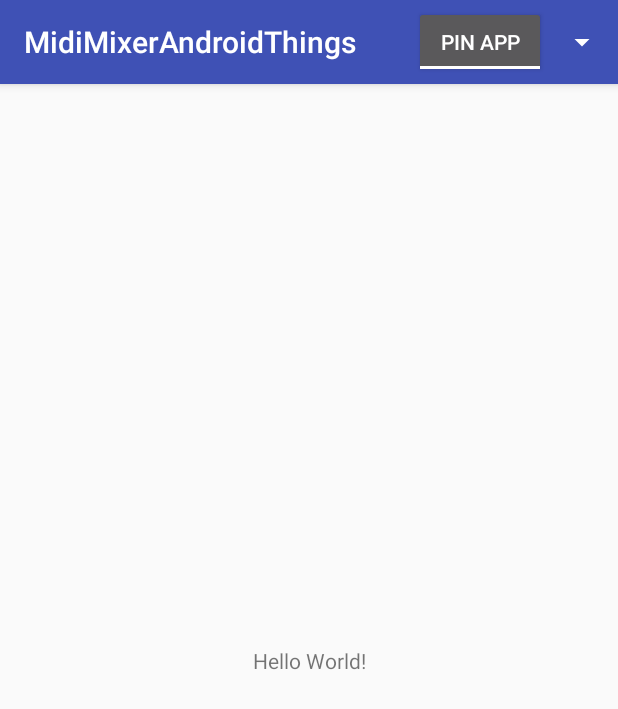
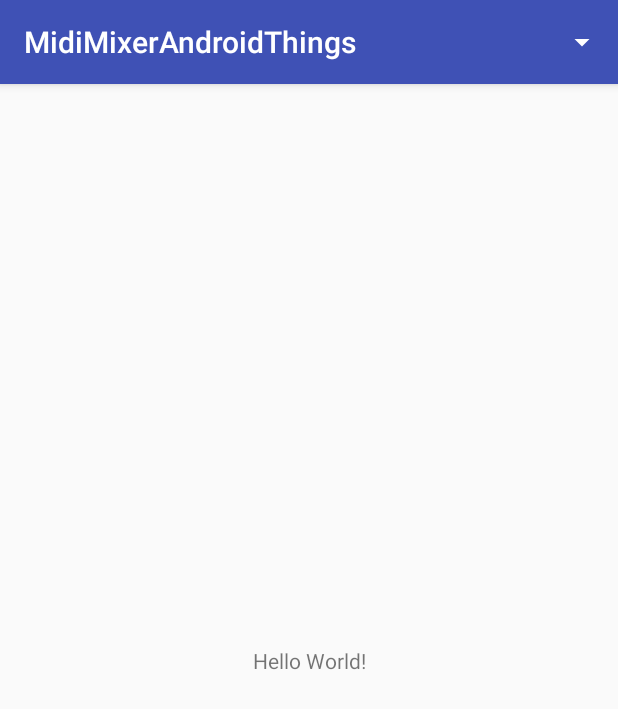
Before and after one commit to tomaszrykala/MidiMixerAndroidThings, an Android app: the screen it shows after launch (MainActivity), on a phone screen of 412 x 824 dp. Shown: the top 709 px of the screen. Run offline under Robolectric (Android 15) with nearby library versions, the phone set to English and light mode, and no system bars; 1 statement that could not run was skipped.

Commit message:
Send simple event

```diff
--- a/mobile/src/main/java/com/tomaszrykala/midimixerandroidthings/MainActivity.kt
+++ b/mobile/src/main/java/com/tomaszrykala/midimixerandroidthings/MainActivity.kt
@@ -8,6 +8,7 @@ import android.view.Menu
 import android.view.View
 import android.widget.AdapterView
 import android.widget.Spinner
+import android.widget.ToggleButton
 import com.tomaszrykala.midimixerandroidthings.midi.MidiController
 import com.tomaszrykala.midimixerandroidthings.ui.DeviceAdapter
 import com.tomaszrykala.midimixerandroidthings.ui.MidiMixer
@@ -17,7 +18,7 @@ class MainActivity : AppCompatActivity() {
     private val lifecycleRegistry: LifecycleRegistry by lazyFast { LifecycleRegistry(this) }
     override fun getLifecycle(): LifecycleRegistry = lifecycleRegistry
 
-    private val midiController: MidiController by viewModelProvider {
+    val midiController: MidiController by viewModelProvider {
         MidiController(application)
     }
 
@@ -30,15 +31,28 @@ class MainActivity : AppCompatActivity() {
         setContentView(R.layout.activity_main)
 
         setSupportActionBar(toolbar)
-        supportActionBar?.apply {
-            // setTitle(R.string.app_name) // TODO ?
-        }
+
+        initLockTaskOrToolbarTitle(false)
 
         midiController.observeDevices(this, deviceAdapter)
 
         supportFragmentManager.beginTransaction()?.also {
             it.replace(R.id.content_main, Fragment.instantiate(this, MidiMixer::class.java.canonicalName))
             it.commit()
+        }
+    }
+
+    private fun initLockTaskOrToolbarTitle(initLockTaskButton: Boolean) {
+        supportActionBar?.apply {
+            if (!initLockTaskButton) {
+                setTitle(R.string.app_name)
+            }
+        }
+        findViewById<ToggleButton>(R.id.lock_task_button)?.apply {
+            setOnCheckedChangeListener { _, isChecked ->
+                if (isChecked) startLockTask() else stopLockTask()
+            }
+            visibility = if (initLockTaskButton) View.VISIBLE else View.GONE
         }
     }
 
--- a/mobile/src/main/java/com/tomaszrykala/midimixerandroidthings/MainActivityFragment.kt
+++ b/mobile/src/main/java/com/tomaszrykala/midimixerandroidthings/MainActivityFragment.kt
@@ -1,7 +1,7 @@
 package com.tomaszrykala.midimixerandroidthings
 
+import android.os.Bundle
 import android.support.v4.app.Fragment
-import android.os.Bundle
 import android.view.LayoutInflater
 import android.view.View
 import android.view.ViewGroup
@@ -15,4 +15,16 @@ class MainActivityFragment : Fragment() {
                               savedInstanceState: Bundle?): View? {
         return inflater.inflate(R.layout.fragment_main, container, false)
     }
+
+    override fun onViewCreated(view: View?, savedInstanceState: Bundle?) {
+        super.onViewCreated(view, savedInstanceState)
+
+        view?.apply {
+            setOnClickListener {
+                (activity as MainActivity).midiController.noteOn(
+                        0, 0, 64F
+                )
+            }
+        }
+    }
 }
--- a/mobile/src/main/res/layout/activity_main.xml
+++ b/mobile/src/main/res/layout/activity_main.xml
@@ -32,7 +32,7 @@
                     android:text="@string/app_name"/>
 
                 <ToggleButton
-                    android:id="@+id/btn_set_lock_task"
+                    android:id="@+id/lock_task_button"
                     android:layout_width="wrap_content"
                     android:layout_height="wrap_content"
                     android:layout_gravity="end"
--- a/mobile/src/main/res/layout/fragment_main.xml
+++ b/mobile/src/main/res/layout/fragment_main.xml
@@ -9,6 +9,7 @@
     tools:showIn="@layout/activity_main">
 
     <TextView
+        android:id="@+id/hello_world"
         android:layout_width="wrap_content"
         android:layout_height="wrap_content"
         android:text="Hello World!"
```
